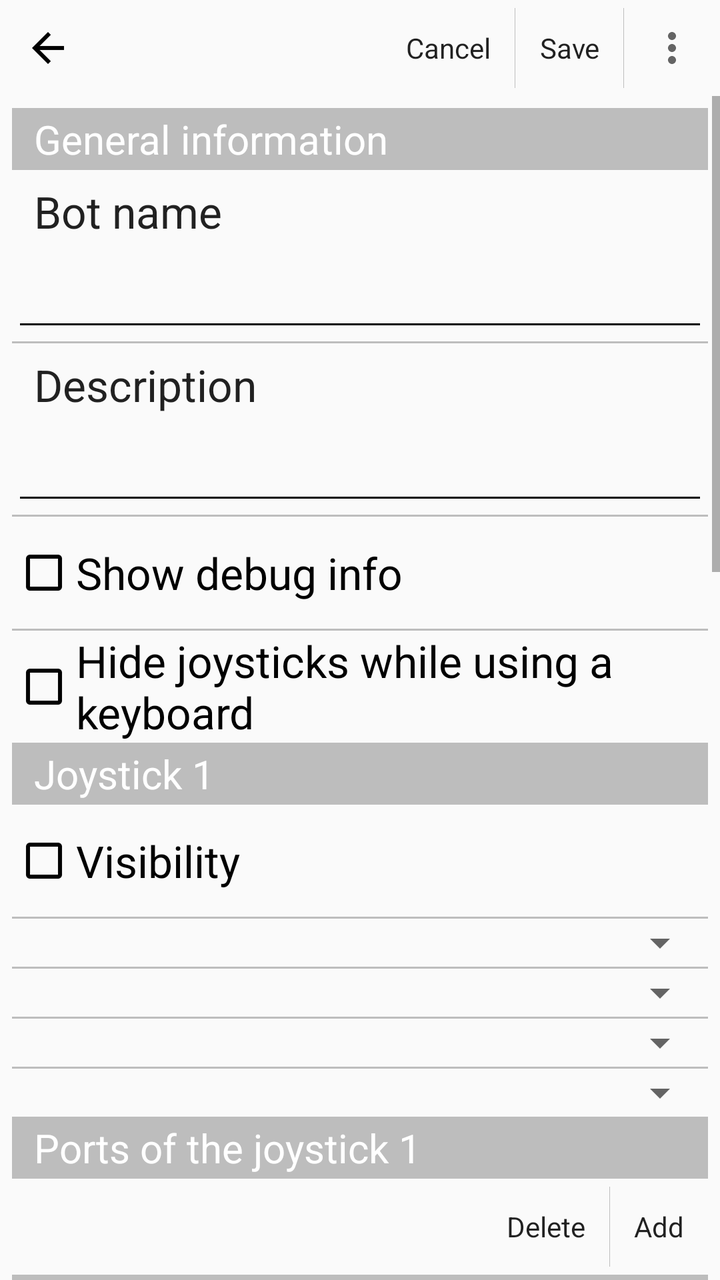
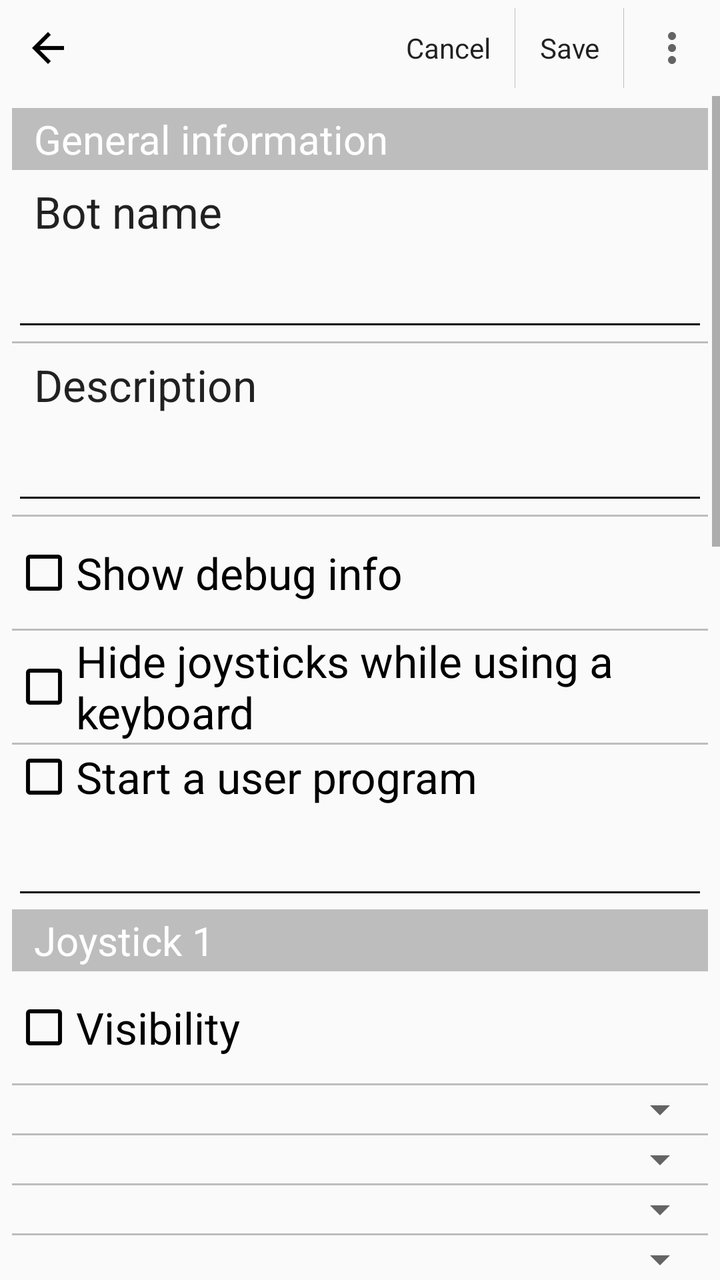

An Android layout rendered at two revisions. The XML below is the earlier revision; the diff shows what the commit changed to produce the second picture.
<!-- AndroidManifest.xml: application theme AppTheme -->
<!-- res/layout/activity_ev3_settings.xml -->
<LinearLayout xmlns:android="http://schemas.android.com/apk/res/android"
    xmlns:tools="http://schemas.android.com/tools"
    android:layout_width="fill_parent"
    android:layout_height="fill_parent"
    tools:context="ru.proghouse.robocam.GlobalSettingsActivity"
    android:orientation="vertical"
    android:id="@+id/ev3_settings_main_layout">

    <LinearLayout
        android:orientation="horizontal"
        android:layout_width="match_parent"
        android:layout_height="wrap_content"
        style="@style/Widget.AppCompat.ActionBar"
        android:baselineAligned="false"
        android:weightSum="1"
        android:measureWithLargestChild="false">

        <LinearLayout
            android:orientation="horizontal"
            android:layout_width="wrap_content"
            android:layout_height="wrap_content"
            style="@style/Widget.AppCompat.ActionBar"
            android:baselineAligned="false">

            <ImageButton
                android:layout_width="wrap_content"
                android:layout_height="wrap_content"
                android:id="@+id/imageButtonBack"
                android:src="@drawable/back"
                style="@style/Widget.AppCompat.ActionButton"
                android:onClick="onCancelButtonClick" />
        </LinearLayout>

        <LinearLayout
            android:orientation="horizontal"
            android:layout_width="0dp"
            android:layout_height="wrap_content"
            android:baselineAligned="false"
            android:layout_weight="1"
            android:gravity="right"
            style="@style/Widget.AppCompat.ActionBar">
        <Button
            style="@style/Widget.AppCompat.ActionButton"
            android:layout_width="wrap_content"
            android:layout_height="wrap_content"
            android:text="@string/cancel"
            android:id="@+id/buttonCancel"
            android:onClick="onCancelButtonClick"
            android:focusable="false" />

        <ImageView
            android:layout_width="wrap_content"
            android:layout_height="match_parent"
            android:id="@+id/imageView8"
            android:layout_gravity="center_horizontal"
            android:src="@drawable/spacer_small"
            android:paddingTop="4dp"
            android:paddingBottom="4dp" />

        <Button
            style="@style/Widget.AppCompat.ActionButton"
            android:layout_width="wrap_content"
            android:layout_height="wrap_content"
            android:text="@string/save"
            android:id="@+id/buttonSave"
            android:onClick="onSaveButtonClick"
            android:focusable="false" />

            <ImageView
                android:layout_width="wrap_content"
                android:layout_height="match_parent"
                android:id="@+id/imageView9"
                android:layout_gravity="center_horizontal"
                android:src="@drawable/spacer_small"
                android:paddingTop="4dp"
                android:paddingBottom="4dp" />

            <ImageButton
                style="@style/Widget.AppCompat.ActionButton"
                android:layout_width="wrap_content"
                android:layout_height="wrap_content"
                android:id="@+id/buttonOverflow"
                android:src="@drawable/overflow" />

        </LinearLayout>
    </LinearLayout>

    <ScrollView
        android:layout_width="fill_parent"
        android:layout_height="wrap_content"
        android:id="@+id/scrollView">
        <LinearLayout
            android:orientation="vertical"
            android:layout_width="match_parent"
            android:layout_height="wrap_content"
            android:padding="6dp">

            <TextView
                style="@style/SettingsSectionTitle"
                android:text="@string/general_information"
                android:id="@+id/textView6"/>

            <TextView
                style="@style/SettingsSectionEditTextTitle"
                android:text="@string/robot_name"
                android:id="@+id/textViewBotName"/>

            <EditText
                style="@style/SettingsEditText"
                android:id="@+id/editTextBotName"/>

            <ImageView
                android:layout_width="match_parent"
                android:layout_height="wrap_content"
                android:id="@+id/imageView16"
                android:layout_gravity="center_horizontal"
                android:src="@drawable/spacer_small" />

            <TextView
                style="@style/SettingsSectionEditTextTitle"
                android:text="@string/robot_description"
                android:id="@+id/textViewDesc"/>

            <EditText
                style="@style/SettingsEditText"
                android:id="@+id/editTextDesc"/>

            <ImageView
                android:layout_width="match_parent"
                android:layout_height="wrap_content"
                android:id="@+id/imageView12"
                android:layout_gravity="center_horizontal"
                android:src="@drawable/spacer_small" />

            <CheckBox
                style="@style/SettingsCheckBox"
                android:text="@string/show_debug_info"
                android:id="@+id/checkBoxShowDebugInfo"
                android:checked="false"/>

            <ImageView
                android:layout_width="match_parent"
                android:layout_height="wrap_content"
                android:id="@+id/imageView13"
                android:layout_gravity="center_horizontal"
                android:src="@drawable/spacer_small" />

            <CheckBox
                style="@style/SettingsCheckBox"
                android:text="@string/hide_joysticks_while_using_keyboard"
                android:id="@+id/checkBoxHideJoysticks"
                android:checked="false"/>

            <TextView
                style="@style/SettingsSectionTitle"
                android:text="@string/joystick1"
                android:id="@+id/textViewJoystick1" />

            <CheckBox
                android:text="@string/visibility"
                android:id="@+id/checkBoxJoystickVisibility1"
                style="@style/SettingsCheckBox"
                android:checked="false" />

            <ImageView
                android:layout_width="match_parent"
                android:layout_height="wrap_content"
                android:id="@+id/imageView1_1"
                android:layout_gravity="center_horizontal"
                android:src="@drawable/spacer_small" />

            <Spinner
                android:layout_width="match_parent"
                android:layout_height="wrap_content"
                android:id="@+id/spinnerJoystickShape1"
                android:visibility="visible"
                android:spinnerMode="dialog"
                android:focusable="false" />

            <ImageView
                android:layout_width="match_parent"
                android:layout_height="wrap_content"
                android:id="@+id/imageView1_2"
                android:layout_gravity="center_horizontal"
                android:src="@drawable/spacer_small" />

            <Spinner
                android:layout_width="match_parent"
                android:layout_height="wrap_content"
                android:id="@+id/spinnerJoystickType1"
                android:visibility="visible"
                android:spinnerMode="dialog"
                android:focusable="false" />

            <ImageView
                android:layout_width="match_parent"
                android:layout_height="wrap_content"
                android:id="@+id/imageViewJoystickBehavior1_1"
                android:layout_gravity="center_horizontal"
                android:src="@drawable/spacer_small" />

            <Spinner
                android:layout_width="match_parent"
                android:layout_height="wrap_content"
                android:id="@+id/spinnerJoystickBehavior1_1"
                android:visibility="visible"
                android:spinnerMode="dialog"
                android:focusable="false" />

            <ImageView
                android:layout_width="match_parent"
                android:layout_height="wrap_content"
                android:id="@+id/imageViewJoystickBehavior1_2"
                android:layout_gravity="center_horizontal"
                android:src="@drawable/spacer_small" />

            <Spinner
                android:layout_width="match_parent"
                android:layout_height="wrap_content"
                android:id="@+id/spinnerJoystickBehavior1_2"
                android:visibility="visible"
                android:spinnerMode="dialog"
                android:focusable="false" />

            <TextView
                style="@style/SettingsSectionTitle"
                android:text="@string/joystick1_ports"
                android:id="@+id/textViewJoystick1Ports"/>

            <LinearLayout
                style="@style/Widget.AppCompat.ActionBar"
                android:orientation="horizontal"
                android:layout_width="match_parent"
                android:layout_height="wrap_content"
                android:baselineAligned="false"
                android:layout_weight="1"
                android:gravity="right"
                android:id="@+id/linearLayoutJoystick1PortButtons">

                <Button
                    style="@style/Widget.AppCompat.ActionButton"
                    android:layout_width="wrap_content"
                    android:layout_height="wrap_content"
                    android:text="@string/delete"
                    android:id="@+id/buttonDeletePortJoystick1"
                    android:focusable="false"
                    android:onClick="onDeletePortButtonClick" />

                <ImageView
                    android:layout_width="wrap_content"
                    android:layout_height="match_parent"
                    android:id="@+id/imageView14"
                    android:layout_gravity="center_horizontal"
                    android:src="@drawable/spacer_small"
                    android:paddingTop="4dp"
                    android:paddingBottom="4dp" />

                <Button
                    style="@style/Widget.AppCompat.ActionButton"
                    android:layout_width="wrap_content"
                    android:layout_height="wrap_content"
                    android:text="@string/add"
                    android:id="@+id/buttonAddPortJoystick1"
                    android:focusable="false"
                    android:onClick="onAddPortButtonClick" />
            </LinearLayout>

            <LinearLayout
                android:orientation="vertical"
                android:layout_width="match_parent"
                android:layout_height="wrap_content"
                android:id="@+id/linearLayoutJoystick1Ports"/>

            <TextView
                style="@style/SettingsSectionTitle"
                android:text="@string/joystick2"
                android:id="@+id/textViewJoystick2" />

            <CheckBox
                android:layout_width="match_parent"
                android:layout_height="@dimen/pref_item_height"
                android:text="@string/visibility"
                android:id="@+id/checkBoxJoystickVisibility2"
                android:textAppearance="?android:attr/textAppearanceLarge"
                style="@style/SettingsCheckBox" />

            <ImageView
                android:layout_width="match_parent"
                android:layout_height="wrap_content"
                android:id="@+id/imageView2_1"
                android:layout_gravity="center_horizontal"
                android:src="@drawable/spacer_small" />

            <Spinner
                android:layout_width="match_parent"
                android:layout_height="wrap_content"
                android:id="@+id/spinnerJoystickShape2"
                android:visibility="visible"
                android:spinnerMode="dialog"
                android:focusable="false" />

            <ImageView
                android:layout_width="match_parent"
                android:layout_height="wrap_content"
                android:id="@+id/imageView2_2"
                android:layout_gravity="center_horizontal"
                android:src="@drawable/spacer_small" />

            <Spinner
                android:layout_width="match_parent"
                android:layout_height="wrap_content"
                android:id="@+id/spinnerJoystickType2"
                android:visibility="visible"
                android:spinnerMode="dialog"
                android:focusable="false" />

            <ImageView
                android:layout_width="match_parent"
                android:layout_height="wrap_content"
                android:id="@+id/imageViewJoystickBehavior2_1"
                android:layout_gravity="center_horizontal"
                android:src="@drawable/spacer_small" />

            <Spinner
                android:layout_width="match_parent"
                android:layout_height="wrap_content"
                android:id="@+id/spinnerJoystickBehavior2_1"
                android:visibility="visible"
                android:spinnerMode="dialog"
                android:focusable="false" />

            <ImageView
                android:layout_width="match_parent"
                android:layout_height="wrap_content"
                android:id="@+id/imageViewJoystickBehavior2_2"
                android:layout_gravity="center_horizontal"
                android:src="@drawable/spacer_small" />

            <Spinner
                android:layout_width="match_parent"
                android:layout_height="wrap_content"
                android:id="@+id/spinnerJoystickBehavior2_2"
                android:visibility="visible"
                android:spinnerMode="dialog"
                android:focusable="false" />

            <TextView
                style="@style/SettingsSectionTitle"
                android:text="@string/joystick2_ports"
                android:id="@+id/textViewJoystick2Ports" />

            <LinearLayout
                style="@style/Widget.AppCompat.ActionBar"
                android:orientation="horizontal"
                android:layout_width="match_parent"
                android:layout_height="wrap_content"
                android:baselineAligned="false"
                android:layout_weight="1"
                android:gravity="right"
                android:id="@+id/linearLayoutJoystick2PortButtons">

                <Button
                    style="@style/Widget.AppCompat.ActionButton"
                    android:layout_width="wrap_content"
                    android:layout_height="wrap_content"
                    android:text="@string/delete"
                    android:id="@+id/buttonDeletePortJoystick2"
                    android:focusable="false"
                    android:onClick="onDeletePortButtonClick" />

                <ImageView
                    android:layout_width="wrap_content"
                    android:layout_height="match_parent"
                    android:id="@+id/imageView15"
                    android:layout_gravity="center_horizontal"
                    android:src="@drawable/spacer_small"
                    android:paddingTop="4dp"
                    android:paddingBottom="4dp" />

                <Button
                    style="@style/Widget.AppCompat.ActionButton"
                    android:layout_width="wrap_content"
                    android:layout_height="wrap_content"
                    android:text="@string/add"
                    android:id="@+id/buttonAddPortJoystick2"
                    android:focusable="false"
                    android:onClick="onAddPortButtonClick" />
            </LinearLayout>

            <LinearLayout
                android:orientation="vertical"
                android:layout_width="match_parent"
                android:layout_height="wrap_content"
                android:id="@+id/linearLayoutJoystick2Ports"/>

            <TextView
                style="@style/SettingsSectionTitle"
                android:text="@string/joystick3"
                android:id="@+id/textViewJoystick3" />

            <CheckBox
                android:layout_width="match_parent"
                android:layout_height="@dimen/pref_item_height"
                android:text="@string/visibility"
                android:id="@+id/checkBoxJoystickVisibility3"
                android:textAppearance="?android:attr/textAppearanceLarge"
                style="@style/SettingsCheckBox" />

            <ImageView
                android:layout_width="match_parent"
                android:layout_height="wrap_content"
                android:id="@+id/imageView3_1"
                android:layout_gravity="center_horizontal"
                android:src="@drawable/spacer_small" />

            <Spinner
                android:layout_width="match_parent"
                android:layout_height="wrap_content"
                android:id="@+id/spinnerJoystickShape3"
                android:visibility="visible"
                android:spinnerMode="dialog"
                android:focusable="false" />

            <ImageView
                android:layout_width="match_parent"
                android:layout_height="wrap_content"
                android:id="@+id/imageView3_2"
                android:layout_gravity="center_horizontal"
                android:src="@drawable/spacer_small" />

            <Spinner
                android:layout_width="match_parent"
                android:layout_height="wrap_content"
                android:id="@+id/spinnerJoystickType3"
                android:visibility="visible"
                android:spinnerMode="dialog"
                android:focusable="false" />

            <ImageView
                android:layout_width="match_parent"
                android:layout_height="wrap_content"
                android:id="@+id/imageViewJoystickBehavior3_1"
                android:layout_gravity="center_horizontal"
                android:src="@drawable/spacer_small" />

            <Spinner
                android:layout_width="match_parent"
                android:layout_height="wrap_content"
                android:id="@+id/spinnerJoystickBehavior3_1"
                android:visibility="visible"
                android:spinnerMode="dialog"
                android:focusable="false" />

            <ImageView
                android:layout_width="match_parent"
                android:layout_height="wrap_content"
                android:id="@+id/imageViewJoystickBehavior3_2"
                android:layout_gravity="center_horizontal"
                android:src="@drawable/spacer_small" />

            <Spinner
                android:layout_width="match_parent"
                android:layout_height="wrap_content"
                android:id="@+id/spinnerJoystickBehavior3_2"
                android:visibility="visible"
                android:spinnerMode="dialog"
                android:focusable="false" />

            <TextView
                style="@style/SettingsSectionTitle"
                android:text="@string/joystick3_ports"
                android:id="@+id/textViewJoystick3Ports" />

            <LinearLayout
                style="@style/Widget.AppCompat.ActionBar"
                android:orientation="horizontal"
                android:layout_width="match_parent"
                android:layout_height="wrap_content"
                android:baselineAligned="false"
                android:layout_weight="1"
                android:gravity="right"
                android:id="@+id/linearLayoutJoystick3PortButtons">

                <Button
                    style="@style/Widget.AppCompat.ActionButton"
                    android:layout_width="wrap_content"
                    android:layout_height="wrap_content"
                    android:text="@string/delete"
                    android:id="@+id/buttonDeletePortJoystick3"
                    android:focusable="false"
                    android:onClick="onDeletePortButtonClick" />

                <ImageView
                    android:layout_width="wrap_content"
                    android:layout_height="match_parent"
                    android:id="@+id/imageView16"
                    android:layout_gravity="center_horizontal"
                    android:src="@drawable/spacer_small"
                    android:paddingTop="4dp"
                    android:paddingBottom="4dp" />

                <Button
                    style="@style/Widget.AppCompat.ActionButton"
                    android:layout_width="wrap_content"
                    android:layout_height="wrap_content"
                    android:text="@string/add"
                    android:id="@+id/buttonAddPortJoystick3"
                    android:focusable="false"
                    android:onClick="onAddPortButtonClick" />
            </LinearLayout>

            <LinearLayout
                android:orientation="vertical"
                android:layout_width="match_parent"
                android:layout_height="wrap_content"
                android:id="@+id/linearLayoutJoystick3Ports"/>

            <TextView
                style="@style/SettingsSectionTitle"
                android:text="@string/joystick4"
                android:id="@+id/textViewJoystick4" />

            <CheckBox
                android:layout_width="match_parent"
                android:layout_height="@dimen/pref_item_height"
                android:text="@string/visibility"
                android:id="@+id/checkBoxJoystickVisibility4"
                android:textAppearance="?android:attr/textAppearanceLarge"
                style="@style/SettingsCheckBox" />

            <ImageView
                android:layout_width="match_parent"
                android:layout_height="wrap_content"
                android:id="@+id/imageView4_1"
                android:layout_gravity="center_horizontal"
                android:src="@drawable/spacer_small" />

            <Spinner
                android:layout_width="match_parent"
                android:layout_height="wrap_content"
                android:id="@+id/spinnerJoystickShape4"
                android:visibility="visible"
                android:spinnerMode="dialog"
                android:focusable="false" />

            <ImageView
                android:layout_width="match_parent"
                android:layout_height="wrap_content"
                android:id="@+id/imageView4_2"
                android:layout_gravity="center_horizontal"
                android:src="@drawable/spacer_small" />

            <Spinner
                android:layout_width="match_parent"
                android:layout_height="wrap_content"
                android:id="@+id/spinnerJoystickType4"
                android:visibility="visible"
                android:spinnerMode="dialog"
                android:focusable="false" />

            <ImageView
                android:layout_width="match_parent"
                android:layout_height="wrap_content"
                android:id="@+id/imageViewJoystickBehavior4_1"
                android:layout_gravity="center_horizontal"
                android:src="@drawable/spacer_small" />

            <Spinner
                android:layout_width="match_parent"
                android:layout_height="wrap_content"
                android:id="@+id/spinnerJoystickBehavior4_1"
                android:visibility="visible"
                android:spinnerMode="dialog"
                android:focusable="false" />

            <ImageView
                android:layout_width="match_parent"
                android:layout_height="wrap_content"
                android:id="@+id/imageViewJoystickBehavior4_2"
                android:layout_gravity="center_horizontal"
                android:src="@drawable/spacer_small" />

            <Spinner
                android:layout_width="match_parent"
                android:layout_height="wrap_content"
                android:id="@+id/spinnerJoystickBehavior4_2"
                android:visibility="visible"
                android:spinnerMode="dialog"
                android:focusable="false" />

            <TextView
                style="@style/SettingsSectionTitle"
                android:text="@string/joystick4_ports"
                android:id="@+id/textViewJoystick4Ports" />

            <LinearLayout
                style="@style/Widget.AppCompat.ActionBar"
                android:orientation="horizontal"
                android:layout_width="match_parent"
                android:layout_height="wrap_content"
                android:baselineAligned="false"
                android:layout_weight="1"
                android:gravity="right"
                android:id="@+id/linearLayoutJoystick4PortButtons">

                <Button
                    style="@style/Widget.AppCompat.ActionButton"
                    android:layout_width="wrap_content"
                    android:layout_height="wrap_content"
                    android:text="@string/delete"
                    android:id="@+id/buttonDeletePortJoystick4"
                    android:focusable="false"
                    android:onClick="onDeletePortButtonClick" />

                <ImageView
                    android:layout_width="wrap_content"
                    android:layout_height="match_parent"
                    android:id="@+id/imageView17"
                    android:layout_gravity="center_horizontal"
                    android:src="@drawable/spacer_small"
                    android:paddingTop="4dp"
                    android:paddingBottom="4dp" />

                <Button
                    style="@style/Widget.AppCompat.ActionButton"
                    android:layout_width="wrap_content"
                    android:layout_height="wrap_content"
                    android:text="@string/add"
                    android:id="@+id/buttonAddPortJoystick4"
                    android:focusable="false"
                    android:onClick="onAddPortButtonClick" />
            </LinearLayout>

            <LinearLayout
                android:orientation="vertical"
                android:layout_width="match_parent"
                android:layout_height="wrap_content"
                android:id="@+id/linearLayoutJoystick4Ports"/>

            <TextView
                style="@style/SettingsSectionTitle"
                android:text="@string/key_group"
                android:id="@+id/textViewKeyGroup"
                android:layout_width="match_parent"
                android:layout_height="wrap_content" />

            <LinearLayout
                style="@style/Widget.AppCompat.ActionBar"
                android:orientation="horizontal"
                android:layout_width="match_parent"
                android:layout_height="wrap_content"
                android:baselineAligned="false"
                android:layout_weight="1"
                android:gravity="right"
                android:id="@+id/linearLayout" >

                <Button
                    style="@style/Widget.AppCompat.ActionButton"
                    android:layout_width="wrap_content"
                    android:layout_height="wrap_content"
                    android:text="@string/delete"
                    android:id="@+id/buttonDeleteKeyGroup"
                    android:focusable="false"
                    android:onClick="onDeleteKeyGroupClick" />

                <ImageView
                    android:layout_width="wrap_content"
                    android:layout_height="match_parent"
                    android:id="@+id/imageView18"
                    android:layout_gravity="center_horizontal"
                    android:src="@drawable/spacer_small"
                    android:paddingTop="4dp"
                    android:paddingBottom="4dp" />

                <Button
                    style="@style/Widget.AppCompat.ActionButton"
                    android:layout_width="wrap_content"
                    android:layout_height="wrap_content"
                    android:text="@string/add"
                    android:id="@+id/buttonAddKeyGroup"
                    android:focusable="false"
                    android:onClick="onAddKeyGroupButtonClick" />

            </LinearLayout>

            <LinearLayout
                android:orientation="vertical"
                android:layout_width="match_parent"
                android:layout_height="wrap_content"
                android:id="@+id/linearLayoutKeyGroups"/>

        </LinearLayout>
    </ScrollView>

</LinearLayout>
<!-- resources referenced by this layout -->
<resources>
  <dimen name="pref_item_height">56dp</dimen>
  <!-- drawable spacer_small (drawable) -->
  <?xml version="1.0" encoding="utf-8"?>
  
  <shape xmlns:android="http://schemas.android.com/apk/res/android" >
  
      <size android:height="1dp"/>
  
      <solid android:color="#90909090" />
  
  </shape>
  <string name="add">Add</string>
  <string name="cancel">Cancel</string>
  <string name="delete">Delete</string>
  <string name="general_information">General information</string>
  <string name="hide_joysticks_while_using_keyboard">Hide joysticks while using a keyboard</string>
  <string name="joystick1">Joystick 1</string>
  <string name="joystick1_ports">Ports of the joystick 1</string>
  <string name="joystick2">Joystick 2</string>
  <string name="joystick2_ports">Ports of the joystick 2</string>
  <string name="joystick3">Joystick 3</string>
  <string name="joystick3_ports">Ports of the joystick 3</string>
  <string name="joystick4">Joystick 4</string>
  <string name="joystick4_ports">Ports of the joystick 4</string>
  <string name="key_group">Keyboard</string>
  <string name="robot_description">Description</string>
  <string name="robot_name">Bot name</string>
  <string name="save">Save</string>
  <string name="show_debug_info">Show debug info</string>
  <string name="visibility">Visibility</string>
  <style name="SettingsCheckBox" parent="Widget.AppCompat.CompoundButton.CheckBox">
          <item name="android:layout_width">match_parent</item>
          <item name="android:layout_height">@dimen/pref_item_height</item>
          <item name="android:textAppearance">?android:attr/textAppearanceLarge</item>
          <item name="android:button">@drawable/abc_btn_check</item>
      </style>
  <style name="SettingsSectionEditTextTitle">
          <item name="android:layout_width">match_parent</item>
          <item name="android:layout_height">wrap_content</item>
          <item name="android:textAppearance">?android:attr/textAppearanceLarge</item>
          <item name="android:layout_gravity">center_horizontal</item>
          <item name="android:paddingLeft">11dp</item>
          <item name="android:paddingRight">11dp</item>
          <item name="android:paddingTop">6dp</item>
      </style>
  <style name="AppTheme" parent="Theme.AppCompat.Light.DarkActionBar">
          
          <item name="colorPrimary">@color/colorPrimary</item>
          <item name="colorPrimaryDark">@color/colorPrimaryDark</item>
          <item name="colorAccent">@color/colorAccent</item>
      </style>
  <!-- drawable abc_btn_check (drawable) -->
  <?xml version="1.0" encoding="utf-8"?>
  
  <selector xmlns:android="http://schemas.android.com/apk/res/android">
      <item android:state_checked="true" android:drawable="@drawable/abc_btn_checked" />
      <item android:drawable="@drawable/abc_btn_unchecked" />
  </selector>
  <!-- drawable abc_edittext (drawable) -->
  <?xml version="1.0" encoding="utf-8"?>
  
  <inset xmlns:android="http://schemas.android.com/apk/res/android"
      android:insetLeft="4dp"
      android:insetRight="4dp"
      android:insetTop="10dp"
      android:insetBottom="7dp">
  
      <selector>
          <item android:state_enabled="false" android:drawable="@drawable/abc_edittext_inactivated"/>
          <item android:state_pressed="false" android:state_focused="false" android:drawable="@drawable/abc_edittext_inactivated"/>
          <item android:drawable="@drawable/abc_edittext_activated"/>
      </selector>
  
  </inset>
  <color name="colorPrimary">#3F51B5</color>
  <color name="colorPrimaryDark">#303F9F</color>
  <color name="colorAccent">#FF4081</color>
  <!-- unchanged entries left out for length: 8 -->
</resources>

<!-- the commit's change to res/layout/activity_ev3_settings.xml (unified diff, before → after) -->
@@ -112,7 +112,7 @@
             <ImageView
                 android:layout_width="match_parent"
                 android:layout_height="wrap_content"
-                android:id="@+id/imageView16"
+                android:id="@+id/imageView19"
                 android:layout_gravity="center_horizontal"
                 android:src="@drawable/spacer_small" />
 
@@ -150,6 +150,25 @@
                 android:text="@string/hide_joysticks_while_using_keyboard"
                 android:id="@+id/checkBoxHideJoysticks"
                 android:checked="false"/>
+
+            <ImageView
+                android:layout_width="match_parent"
+                android:layout_height="wrap_content"
+                android:id="@+id/imageView20"
+                android:layout_gravity="center_horizontal"
+                android:src="@drawable/spacer_small" />
+
+            <CheckBox
+                style="@style/SettingsCheckBox"
+                android:text="@string/start_user_program"
+                android:id="@+id/checkBoxStartUserProgram"
+                android:checked="false"
+                android:layout_width="wrap_content"
+                android:layout_height="wrap_content" />
+
+            <EditText
+                style="@style/SettingsEditText"
+                android:id="@+id/editTextUserProgram" />
 
             <TextView
                 style="@style/SettingsSectionTitle"
<!-- resource entries referenced after the edit -->
@@ -29,6 +29,7 @@
   <string name="robot_name">Bot name</string>
   <string name="save">Save</string>
   <string name="show_debug_info">Show debug info</string>
+  <string name="start_user_program">Start a user program</string>
   <string name="visibility">Visibility</string>
   <style name="SettingsCheckBox" parent="Widget.AppCompat.CompoundButton.CheckBox">
           <item name="android:layout_width">match_parent</item>
